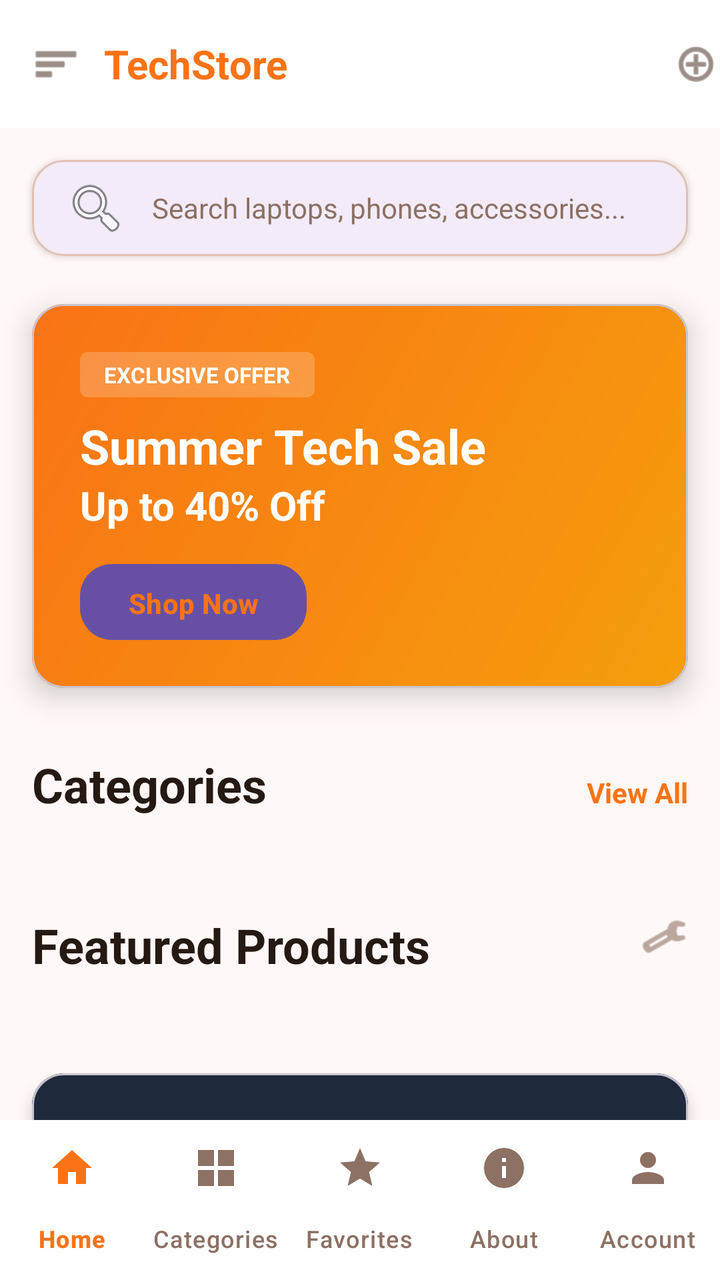
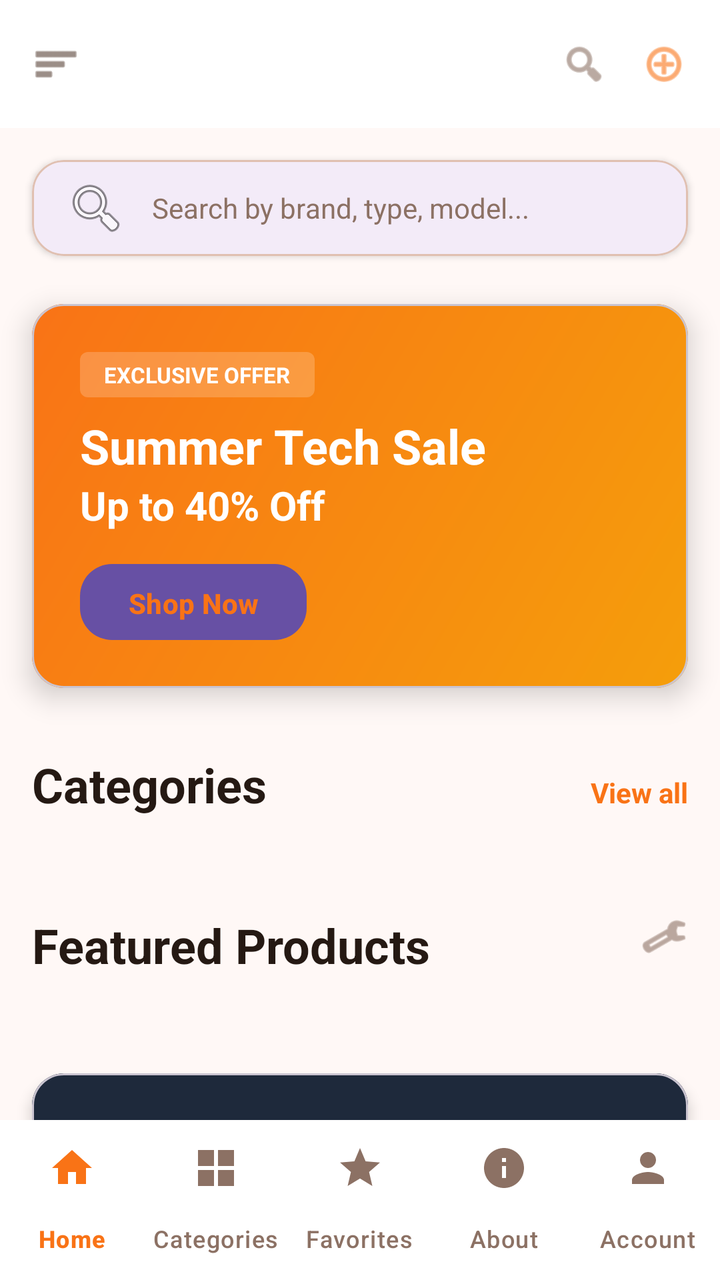

An Android layout rendered at two revisions. The XML below is the earlier revision; the diff shows what the commit changed to produce the second picture.
<!-- AndroidManifest.xml: application theme Theme.BeckieDealApp -->
<!-- res/layout/activity_main.xml -->
<?xml version="1.0" encoding="utf-8"?>
<androidx.constraintlayout.widget.ConstraintLayout xmlns:android="http://schemas.android.com/apk/res/android"
    xmlns:app="http://schemas.android.com/apk/res-auto"
    xmlns:tools="http://schemas.android.com/tools"
    android:layout_width="match_parent"
    android:layout_height="match_parent"
    android:background="#FFF8F6"
    tools:context=".MainActivity">

    
    <com.google.android.material.appbar.MaterialToolbar
        android:id="@+id/topAppBar"
        android:layout_width="match_parent"
        android:layout_height="64dp"
        android:background="#FFFFFF"
        android:elevation="4dp"
        app:layout_constraintTop_toTopOf="parent">

        <LinearLayout
            android:layout_width="match_parent"
            android:layout_height="match_parent"
            android:gravity="center_vertical"
            android:orientation="horizontal">

            <ImageView
                android:id="@+id/menuIcon"
                android:layout_width="24dp"
                android:layout_height="24dp"
                android:src="@android:drawable/ic_menu_sort_by_size"
                android:contentDescription="Menu"
                android:tint="#584237" />

            <TextView
                android:layout_width="0dp"
                android:layout_height="wrap_content"
                android:layout_weight="1"
                android:layout_marginStart="12dp"
                android:text="TechStore"
                android:textColor="#F97316"
                android:textSize="20sp"
                android:textStyle="bold" />

            <ImageView
                android:id="@+id/cartIcon"
                android:layout_width="24dp"
                android:layout_height="24dp"
                android:src="@android:drawable/ic_menu_add"
                android:contentDescription="Cart"
                android:tint="#584237" />

        </LinearLayout>

    </com.google.android.material.appbar.MaterialToolbar>

    
    <androidx.core.widget.NestedScrollView
        android:layout_width="match_parent"
        android:layout_height="0dp"
        android:fillViewport="true"
        app:layout_constraintTop_toBottomOf="@id/topAppBar"
        app:layout_constraintBottom_toTopOf="@id/bottomNavigation">

        <LinearLayout
            android:layout_width="match_parent"
            android:layout_height="wrap_content"
            android:orientation="vertical"
            android:paddingBottom="16dp">

            
            <com.google.android.material.card.MaterialCardView
                android:layout_width="match_parent"
                android:layout_height="wrap_content"
                android:layout_margin="16dp"
                app:cardCornerRadius="16dp"
                app:cardElevation="2dp"
                app:strokeWidth="1dp"
                app:strokeColor="#E0C0B1">

                <EditText
                    android:id="@+id/searchBar"
                    android:layout_width="match_parent"
                    android:layout_height="48dp"
                    android:background="@android:color/transparent"
                    android:drawableStart="@android:drawable/ic_menu_search"
                    android:drawablePadding="12dp"
                    android:hint="Search laptops, phones, accessories..."
                    android:paddingStart="16dp"
                    android:paddingEnd="16dp"
                    android:textSize="14sp"
                    android:textColorHint="#8C7164" />

            </com.google.android.material.card.MaterialCardView>

            
            <com.google.android.material.card.MaterialCardView
                android:id="@+id/heroBanner"
                android:layout_width="match_parent"
                android:layout_height="192dp"
                android:layout_marginHorizontal="16dp"
                android:layout_marginTop="8dp"
                app:cardCornerRadius="16dp"
                app:cardElevation="8dp">

                <LinearLayout
                    android:layout_width="match_parent"
                    android:layout_height="match_parent"
                    android:background="@drawable/hero_gradient"
                    android:orientation="vertical"
                    android:padding="24dp">

                    <TextView
                        android:layout_width="wrap_content"
                        android:layout_height="wrap_content"
                        android:background="@drawable/badge_pill"
                        android:paddingHorizontal="12dp"
                        android:paddingVertical="4dp"
                        android:text="EXCLUSIVE OFFER"
                        android:textColor="#FFFFFF"
                        android:textSize="11sp"
                        android:textStyle="bold" />

                    <TextView
                        android:layout_width="wrap_content"
                        android:layout_height="wrap_content"
                        android:layout_marginTop="8dp"
                        android:text="Summer Tech Sale"
                        android:textColor="#FFFFFF"
                        android:textSize="24sp"
                        android:textStyle="bold" />

                    <TextView
                        android:layout_width="wrap_content"
                        android:layout_height="wrap_content"
                        android:text="Up to 40% Off"
                        android:textColor="#FFFFFF"
                        android:textSize="20sp"
                        android:textStyle="bold" />

                    <Button
                        android:id="@+id/shopNowButton"
                        android:layout_width="wrap_content"
                        android:layout_height="wrap_content"
                        android:layout_marginTop="16dp"
                        android:background="@drawable/button_white"
                        android:paddingHorizontal="24dp"
                        android:text="Shop Now"
                        android:textColor="#F97316"
                        android:textStyle="bold" />

                </LinearLayout>

            </com.google.android.material.card.MaterialCardView>

            
            <LinearLayout
                android:layout_width="match_parent"
                android:layout_height="wrap_content"
                android:layout_marginTop="32dp"
                android:orientation="vertical">

                <LinearLayout
                    android:layout_width="match_parent"
                    android:layout_height="wrap_content"
                    android:layout_marginHorizontal="16dp"
                    android:layout_marginBottom="16dp"
                    android:orientation="horizontal">

                    <TextView
                        android:layout_width="0dp"
                        android:layout_height="wrap_content"
                        android:layout_weight="1"
                        android:text="Categories"
                        android:textColor="#251913"
                        android:textSize="24sp"
                        android:textStyle="bold" />

                    <TextView
                        android:id="@+id/viewAllCategories"
                        android:layout_width="wrap_content"
                        android:layout_height="wrap_content"
                        android:text="View All"
                        android:textColor="#F97316"
                        android:textSize="14sp"
                        android:textStyle="bold" />

                </LinearLayout>

                <HorizontalScrollView
                    android:layout_width="match_parent"
                    android:layout_height="wrap_content"
                    android:scrollbars="none">

                    <LinearLayout
                        android:id="@+id/categoriesContainer"
                        android:layout_width="wrap_content"
                        android:layout_height="wrap_content"
                        android:orientation="horizontal"
                        android:paddingHorizontal="16dp">

                        

                    </LinearLayout>

                </HorizontalScrollView>

            </LinearLayout>

            
            <LinearLayout
                android:layout_width="match_parent"
                android:layout_height="wrap_content"
                android:layout_marginTop="32dp"
                android:orientation="vertical">

                <LinearLayout
                    android:layout_width="match_parent"
                    android:layout_height="wrap_content"
                    android:layout_marginHorizontal="16dp"
                    android:layout_marginBottom="16dp"
                    android:orientation="horizontal">

                    <TextView
                        android:layout_width="0dp"
                        android:layout_height="wrap_content"
                        android:layout_weight="1"
                        android:text="Featured Products"
                        android:textColor="#251913"
                        android:textSize="24sp"
                        android:textStyle="bold" />

                    <ImageView
                        android:id="@+id/filterIcon"
                        android:layout_width="24dp"
                        android:layout_height="24dp"
                        android:src="@android:drawable/ic_menu_manage"
                        android:tint="#8C7164" />

                </LinearLayout>

                <GridLayout
                    android:id="@+id/productsGrid"
                    android:layout_width="match_parent"
                    android:layout_height="wrap_content"
                    android:layout_marginHorizontal="16dp"
                    android:columnCount="2"
                    android:rowCount="2"
                    android:useDefaultMargins="true">

                    

                </GridLayout>

            </LinearLayout>

            
            <com.google.android.material.card.MaterialCardView
                android:id="@+id/newArrivalsBanner"
                android:layout_width="match_parent"
                android:layout_height="wrap_content"
                android:layout_marginHorizontal="16dp"
                android:layout_marginTop="32dp"
                android:layout_marginBottom="16dp"
                app:cardCornerRadius="16dp"
                app:cardElevation="4dp">

                <LinearLayout
                    android:layout_width="match_parent"
                    android:layout_height="wrap_content"
                    android:background="#1E293B"
                    android:orientation="vertical"
                    android:padding="16dp">

                    <TextView
                        android:layout_width="wrap_content"
                        android:layout_height="wrap_content"
                        android:text="New Arrivals"
                        android:textColor="#FFFFFF"
                        android:textSize="24sp"
                        android:textStyle="bold" />

                    <TextView
                        android:layout_width="wrap_content"
                        android:layout_height="wrap_content"
                        android:layout_marginTop="4dp"
                        android:text="Checkout the latest accessories"
                        android:textColor="#94A3B8"
                        android:textSize="14sp" />

                    <Button
                        android:id="@+id/discoverButton"
                        android:layout_width="wrap_content"
                        android:layout_height="wrap_content"
                        android:layout_marginTop="12dp"
                        android:background="@drawable/hero_gradient"
                        android:paddingHorizontal="24dp"
                        android:text="Discover"
                        android:textColor="#FFFFFF"
                        android:textStyle="bold" />

                </LinearLayout>

            </com.google.android.material.card.MaterialCardView>

        </LinearLayout>

    </androidx.core.widget.NestedScrollView>

    
    <com.google.android.material.bottomnavigation.BottomNavigationView
        android:id="@+id/bottomNavigation"
        android:layout_width="match_parent"
        android:layout_height="wrap_content"
        android:background="#FFFFFF"
        app:elevation="8dp"
        app:itemIconTint="@color/bottom_nav_color"
        app:itemTextColor="@color/bottom_nav_color"
        app:labelVisibilityMode="labeled"
        app:layout_constraintBottom_toBottomOf="parent"
        app:menu="@menu/bottom_nav_menu" />

</androidx.constraintlayout.widget.ConstraintLayout>
<!-- resources referenced by this layout -->
<resources>
  <!-- drawable badge_pill (drawable) -->
  <?xml version="1.0" encoding="utf-8"?>
  <shape xmlns:android="http://schemas.android.com/apk/res/android">
      <solid android:color="#33FFFFFF" />
      <corners android:radius="4dp" />
  </shape>
  <!-- drawable button_white (drawable) -->
  <?xml version="1.0" encoding="utf-8"?>
  <shape xmlns:android="http://schemas.android.com/apk/res/android">
      <solid android:color="#FFFFFF" />
      <corners android:radius="16dp" />
  </shape>
  <!-- drawable hero_gradient (drawable) -->
  <?xml version="1.0" encoding="utf-8"?>
  <shape xmlns:android="http://schemas.android.com/apk/res/android">
      <gradient
          android:angle="135"
          android:startColor="#F59E0B"
          android:endColor="#F97316"
          android:type="linear" />
  </shape>
  <style name="Theme.BeckieDealApp" parent="Base.Theme.BeckieDealApp" />
  <style name="Base.Theme.BeckieDealApp" parent="Theme.Material3.DayNight.NoActionBar">
          
          
      </style>
</resources>

<!-- the commit's change to res/layout/activity_main.xml (unified diff, before → after) -->
@@ -14,41 +14,59 @@
         android:layout_height="64dp"
         android:background="#FFFFFF"
         android:elevation="4dp"
+        app:contentInsetStart="0dp"
         app:layout_constraintTop_toTopOf="parent">
 
-        <LinearLayout
+        <RelativeLayout
             android:layout_width="match_parent"
             android:layout_height="match_parent"
-            android:gravity="center_vertical"
-            android:orientation="horizontal">
+            android:paddingHorizontal="16dp">
 
             <ImageView
                 android:id="@+id/menuIcon"
                 android:layout_width="24dp"
                 android:layout_height="24dp"
+                android:layout_alignParentStart="true"
+                android:layout_centerVertical="true"
                 android:src="@android:drawable/ic_menu_sort_by_size"
                 android:contentDescription="Menu"
                 android:tint="#584237" />
 
-            <TextView
-                android:layout_width="0dp"
-                android:layout_height="wrap_content"
-                android:layout_weight="1"
-                android:layout_marginStart="12dp"
-                android:text="TechStore"
-                android:textColor="#F97316"
-                android:textSize="20sp"
-                android:textStyle="bold" />
-
+            
             <ImageView
-                android:id="@+id/cartIcon"
-                android:layout_width="24dp"
-                android:layout_height="24dp"
-                android:src="@android:drawable/ic_menu_add"
-                android:contentDescription="Cart"
-                android:tint="#584237" />
-
-        </LinearLayout>
+                android:id="@+id/logoImage"
+                android:layout_width="120dp"
+                android:layout_height="40dp"
+                android:layout_centerInParent="true"
+                android:scaleType="fitCenter"
+                android:src="@mipmap/ic_launcher" />
+
+            <LinearLayout
+                android:layout_width="wrap_content"
+                android:layout_height="wrap_content"
+                android:layout_alignParentEnd="true"
+                android:layout_centerVertical="true"
+                android:orientation="horizontal">
+
+                <ImageView
+                    android:id="@+id/searchIcon"
+                    android:layout_width="24dp"
+                    android:layout_height="24dp"
+                    android:layout_marginEnd="16dp"
+                    android:src="@android:drawable/ic_menu_search"
+                    android:contentDescription="Search"
+                    android:tint="#8C7164" />
+
+                <ImageView
+                    android:id="@+id/cartIcon"
+                    android:layout_width="24dp"
+                    android:layout_height="24dp"
+                    android:src="@android:drawable/ic_menu_add"
+                    android:contentDescription="Cart"
+                    android:tint="#F97316" />
+            </LinearLayout>
+
+        </RelativeLayout>
 
     </com.google.android.material.appbar.MaterialToolbar>
 
@@ -83,7 +101,7 @@
                     android:background="@android:color/transparent"
                     android:drawableStart="@android:drawable/ic_menu_search"
                     android:drawablePadding="12dp"
-                    android:hint="Search laptops, phones, accessories..."
+                    android:hint="@string/search_hint"
                     android:paddingStart="16dp"
                     android:paddingEnd="16dp"
                     android:textSize="14sp"
@@ -178,7 +196,7 @@
                         android:id="@+id/viewAllCategories"
                         android:layout_width="wrap_content"
                         android:layout_height="wrap_content"
-                        android:text="View All"
+                        android:text="@string/view_all"
                         android:textColor="#F97316"
                         android:textSize="14sp"
                         android:textStyle="bold" />
@@ -273,7 +291,7 @@
                     <TextView
                         android:layout_width="wrap_content"
                         android:layout_height="wrap_content"
-                        android:text="New Arrivals"
+                        android:text="@string/new_arrival"
                         android:textColor="#FFFFFF"
                         android:textSize="24sp"
                         android:textStyle="bold" />
<!-- resource entries referenced after the edit -->
@@ -21,7 +21,17 @@
           android:endColor="#F97316"
           android:type="linear" />
   </shape>
+  <!-- mipmap ic_launcher (mipmap-anydpi-v26) -->
+  <?xml version="1.0" encoding="utf-8"?>
+  <adaptive-icon xmlns:android="http://schemas.android.com/apk/res/android">
+      <background android:drawable="@color/ic_launcher_background"/>
+      <foreground android:drawable="@mipmap/ic_launcher_foreground"/>
+  </adaptive-icon>
+  <string name="new_arrival">NEW ARRIVAL</string>
+  <string name="search_hint">Search by brand, type, model...</string>
+  <string name="view_all">View all</string>
   <style name="Theme.BeckieDealApp" parent="Base.Theme.BeckieDealApp" />
+  <color name="ic_launcher_background">#FFFFFF</color>
   <style name="Base.Theme.BeckieDealApp" parent="Theme.Material3.DayNight.NoActionBar">
           
           
